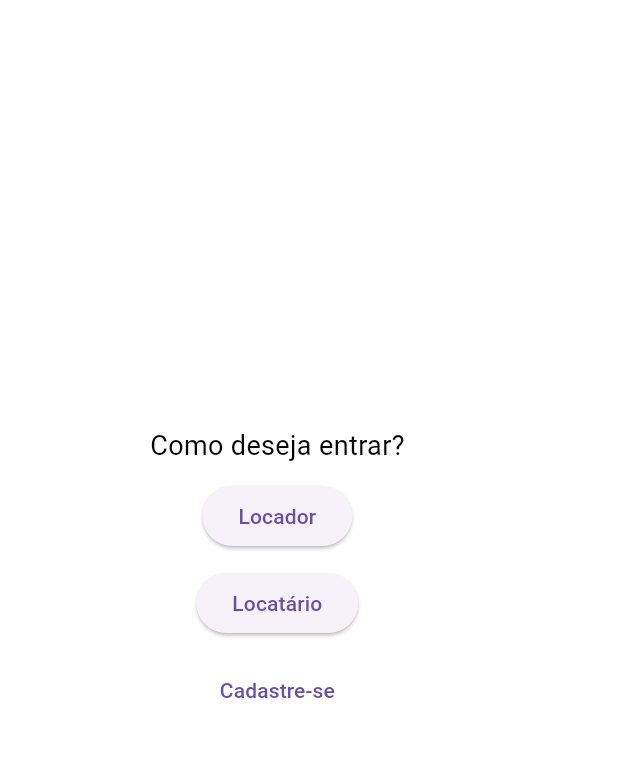
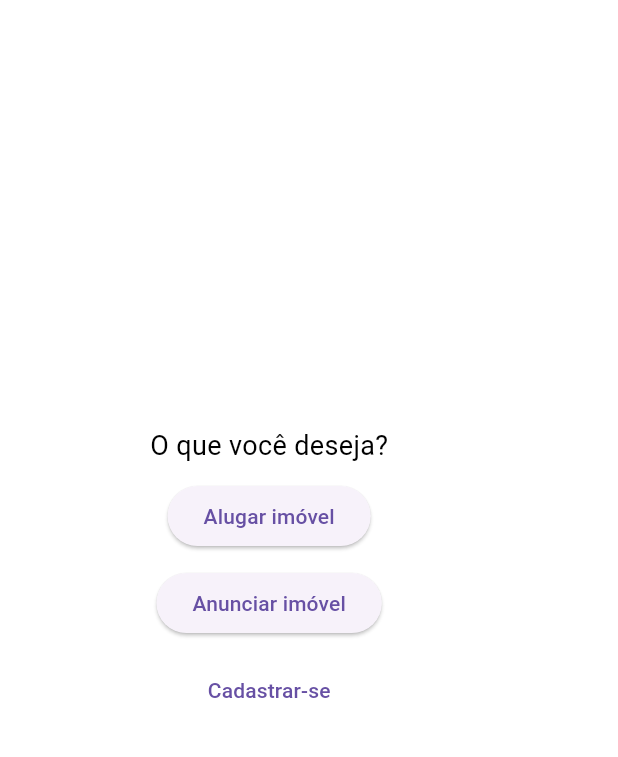
Before and after one commit to jade-mendes/reservas_app, a Flutter app: the screen it shows after launch, on a phone screen of 412 x 824 dp, the part 84-841 px from its top. Run offline on Flutter 3.47's test engine with Material 3 defaults, Android fonts, the phone set to English and light mode, and no system bars; our stand-ins replace sqflite_common_ffi; accounts and stored records are empty; statements that could not run were skipped.

Commit message:
style: atualização da tela de login

```diff
--- a/lib/ui/screens/login.dart
+++ b/lib/ui/screens/login.dart
@@ -59,21 +59,21 @@ class _LoginState extends State<Login> {
           mainAxisAlignment: MainAxisAlignment.center,
           crossAxisAlignment: CrossAxisAlignment.center,
           children:[
-            Text("Como deseja entrar?", style: Theme.of(context).textTheme.bodyMedium),
+            Text("O que você deseja?", style: Theme.of(context).textTheme.bodyMedium),
             const SizedBox(height: 10),
             ElevatedButton(
               onPressed: (){},
-              child: Text("Locador")),
+              child: Text("Alugar imóvel")),
             const SizedBox(height: 10),
             ElevatedButton(
               onPressed: (){},
-              child: Text("Locatário")),
+              child: Text("Anunciar imóvel")),
             const SizedBox(height: 10),
             TextButton(
               onPressed: (){
                 Navigator.pushNamed(context, SignUp.route);
               },
-              child: Text("Cadastre-se")),
+              child: Text("Cadastrar-se")),
           ]
         )
       )
```
